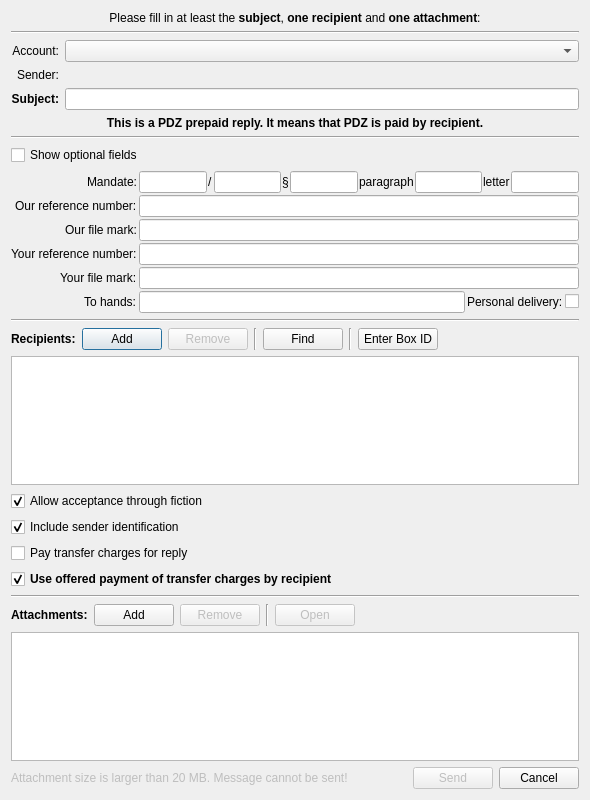
The window that src/gui/ui/dlg_send_message.ui (psakar/datovka) describes before a commit, drawn with Qt 5.
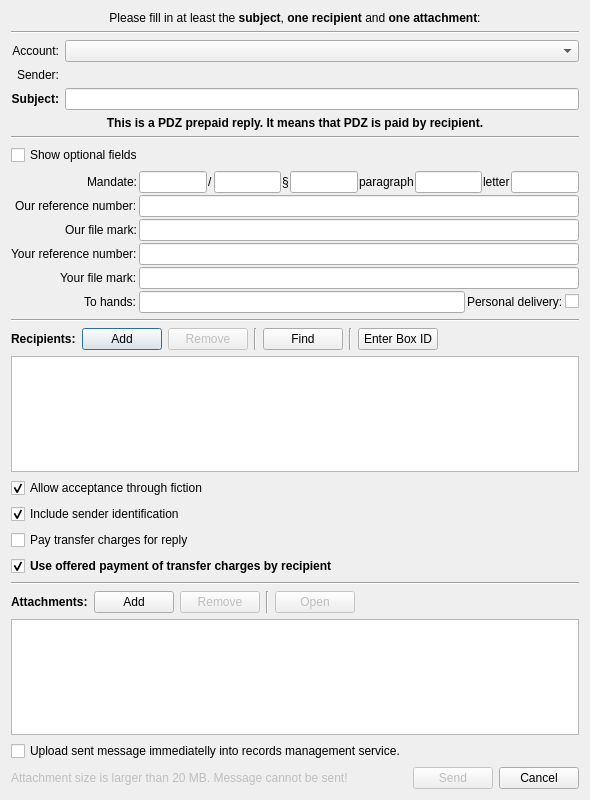
The same window after the commit. Icons and pictures are not drawn. Custom widgets are drawn as their Qt base class.

Commit message: Added direct upload to records management service check box into send dialogue.

Patch:
```diff
--- a/src/gui/ui/dlg_send_message.ui
+++ b/src/gui/ui/dlg_send_message.ui
@@ -719,6 +719,19 @@
      </attribute>
     </widget>
    </item>
+   <item>
+    <widget class="QCheckBox" name="recMgmtUploadCheckBox">
+     <property name="toolTip">
+      <string>Before uploading the newly sent message into the document service
+the application needs to download the newly sent message from
+the ISDS server. This is because the application needs to acquire all
+necessary digital signatures.</string>
+     </property>
+     <property name="text">
+      <string>Upload sent message immediatelly into records management service.</string>
+     </property>
+    </widget>
+   </item>
    <item>
     <layout class="QHBoxLayout" name="horizontalLayout_5">
      <item>
```
Left out of the diff: 1 changed line with no effect on the pictures. The commit also changes 1 other file.
